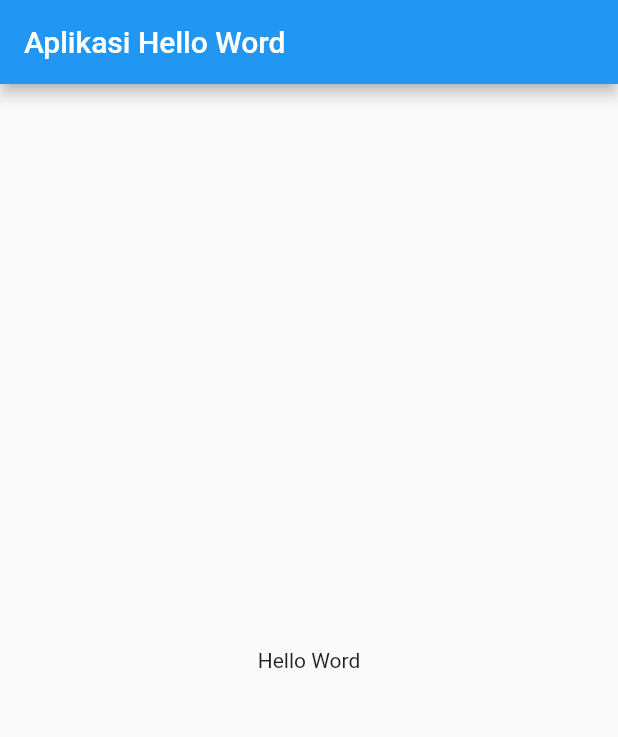
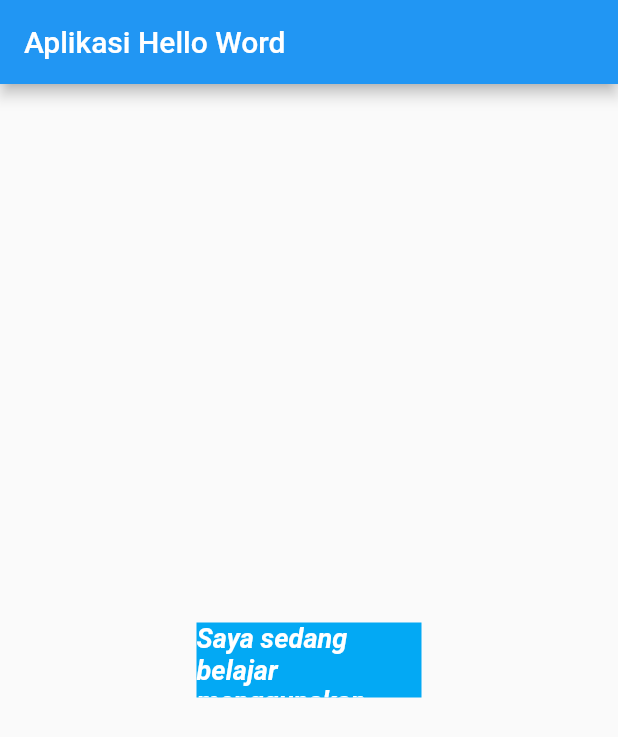
Before and after one commit to ryn-crypto/Learn-Flutter, a Flutter app: the screen it shows after launch, on a phone screen of 412 x 824 dp. Shown: the top 737 px of the screen. Run offline on Flutter 3.47's test engine with Material 2 defaults, Android fonts, the phone set to English and light mode, and no system bars; missing offline and left inert: dart:html.

Commit message:
menggunakan widget text

```diff
--- a/helloword/lib/main.dart
+++ b/helloword/lib/main.dart
@@ -14,9 +14,21 @@ class MyApp extends StatelessWidget {
     return MaterialApp(
       home: Scaffold(
         appBar: AppBar(
-          title: Text('Aplikasi Hello Word'),
+          title: const Text('Aplikasi Hello Word'),
         ),
-        body: Center(child: Text('Hello Word')),
+        body: Center(
+            child: Container(
+                color: Colors.lightBlue,
+                width: 150,
+                height: 50,
+                child: const Text(
+                  'Saya sedang belajar menggunakan flutter, untuk membuat aplikasi',
+                  style: TextStyle(
+                      color: Colors.white,
+                      fontStyle: FontStyle.italic,
+                      fontWeight: FontWeight.w700,
+                      fontSize: 18),
+                ))),
       ),
     );
   }
```
